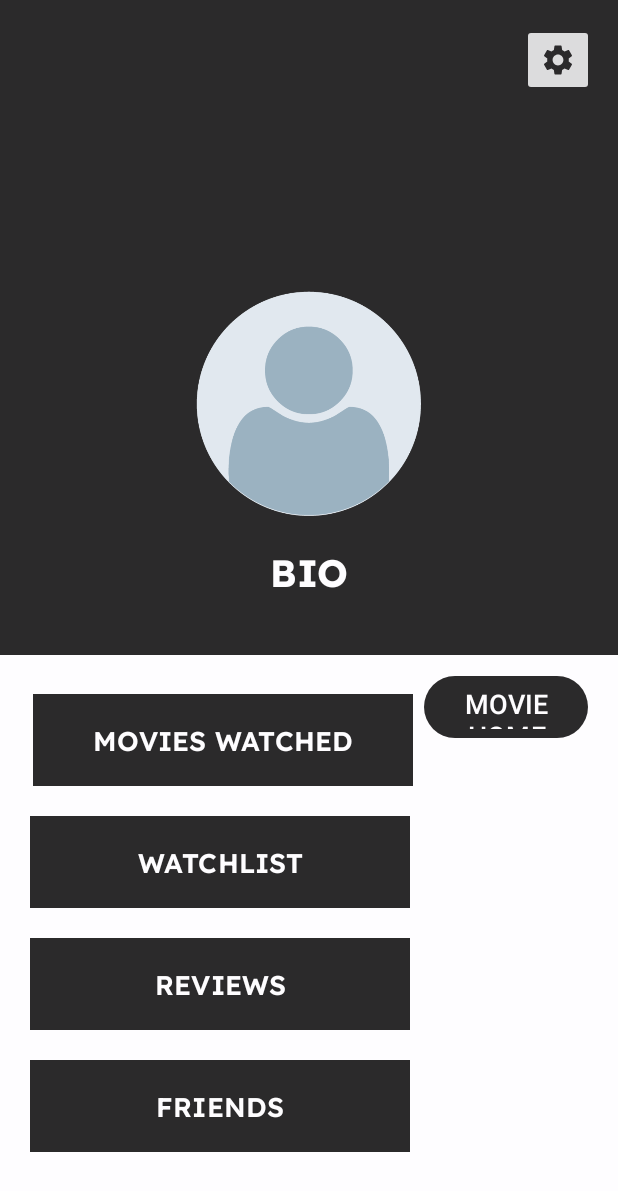
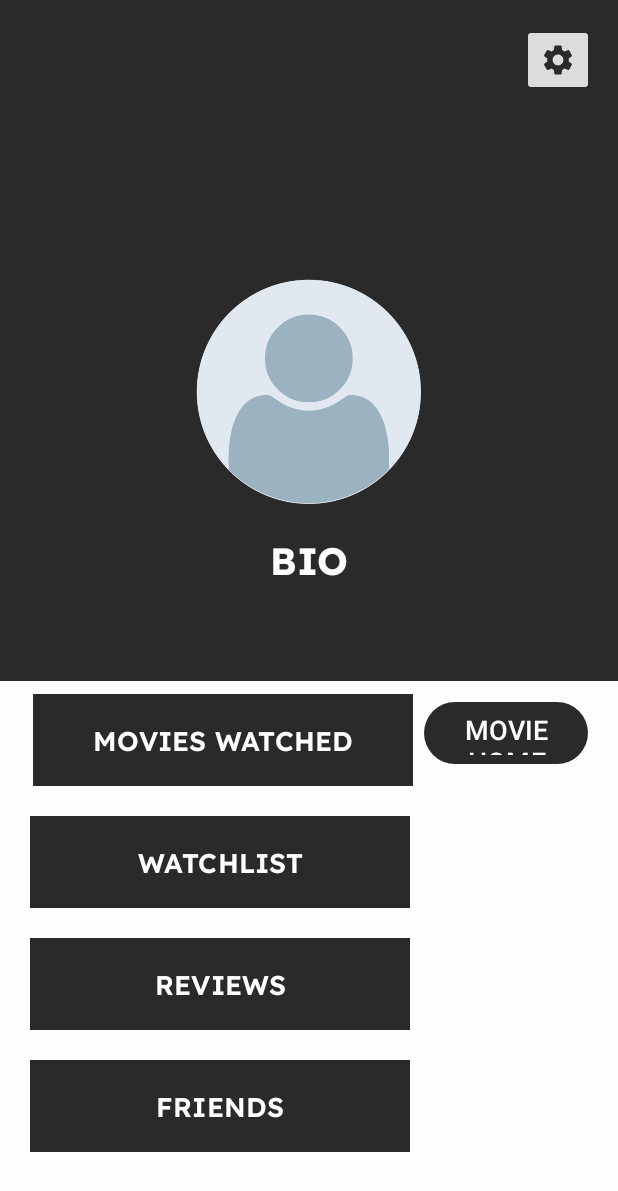
Before and after one commit to JavierSolares01898046/TrackSnap, an Android app: the fragment ProfileFragment placed in its activity, on a phone screen of 412 x 824 dp. Shown: the top 1191 px of the screen. Run offline under Robolectric (Android 15) with nearby library versions, the phone set to English and light mode, and no system bars; our stand-ins replace Firebase (no records; nobody signed in at launch, a user with empty details on screens opened directly), navigation-ui; Roboto replaces fonts that are not available here; 1 statement that could not run was skipped.

Commit message:
Fixed spacing

```diff
--- a/app/src/main/res/layout/fragment_profile.xml
+++ b/app/src/main/res/layout/fragment_profile.xml
@@ -11,7 +11,7 @@
     <View
         android:id="@+id/bioBorder"
         android:layout_width="438dp"
-        android:layout_height="387dp"
+        android:layout_height="370dp"
         android:background="@color/white"
 
         app:layout_constraintBottom_toBottomOf="parent"
@@ -47,14 +47,13 @@
         app:layout_constraintEnd_toEndOf="parent"
         app:layout_constraintHorizontal_bias="0.498"
         app:layout_constraintStart_toStartOf="parent"
-        app:layout_constraintTop_toTopOf="parent"
-        app:layout_constraintVertical_bias="0.728" />
+        app:layout_constraintTop_toTopOf="parent" />
 
     <ImageView
         android:id="@+id/default_user_img"
         android:layout_width="150dp"
         android:layout_height="150dp"
-        android:layout_marginBottom="480dp"
+        android:layout_marginBottom="488dp"
         android:src="@drawable/defaultuser"
         app:layout_constraintBottom_toBottomOf="@+id/bioBorder"
         app:layout_constraintEnd_toEndOf="parent"
@@ -132,6 +131,7 @@
         android:text="@string/profile_txt"
         android:textColor="@color/black"
         android:textSize="30sp"
+        app:layout_constraintTop_toTopOf="@id/bioBorder"
         app:layout_constraintBottom_toTopOf="@+id/moviesWatched_btn"
         app:layout_constraintStart_toStartOf="parent" />
 
```
